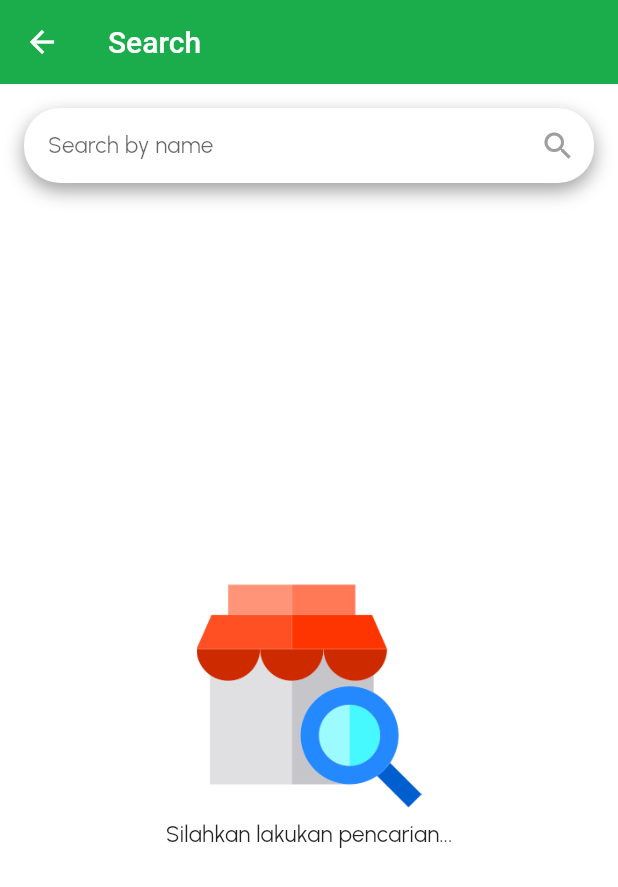
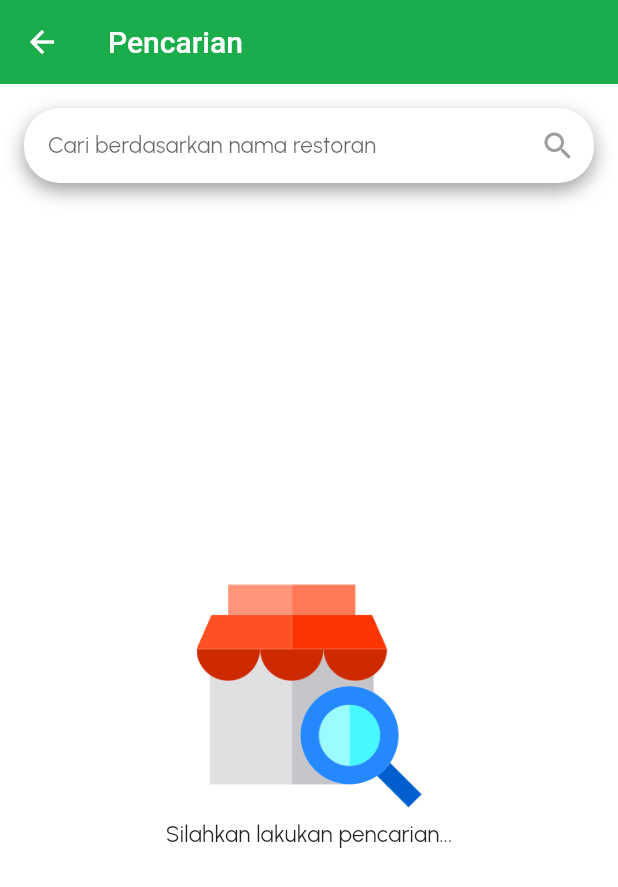
Before and after one commit to triagung128/cari-resto, a Flutter app: the screen it shows after launch, after a tap on the "search" icon, on a phone screen of 412 x 824 dp. Shown: the top 887 px of the screen. Run offline on Flutter 3.47's test engine with Material 2 defaults, Android fonts, the phone set to English and light mode, and no system bars; our stand-ins replace flutter_rating_bar, google_fonts, lottie, sqflite; accounts and stored records are empty; network calls fail.

```diff
--- a/lib/main.dart
+++ b/lib/main.dart
@@ -1,7 +1,14 @@
 import 'package:flutter/material.dart';
+import 'package:provider/provider.dart';
 
 import 'common/styles.dart';
+import 'data/api/api_service.dart';
+import 'data/db/database_helper.dart';
 import 'data/model/restaurant_list_model.dart';
+import 'provider/database_provider.dart';
+import 'provider/restaurant_list_provider.dart';
+import 'provider/restaurant_search_provider.dart';
+import 'ui/home_page.dart';
 import 'ui/restaurant_detail_page.dart';
 import 'ui/restaurant_list_page.dart';
 import 'ui/restaurant_search_page.dart';
@@ -15,7 +22,19 @@ class MyApp extends StatelessWidget {
 
   @override
   Widget build(BuildContext context) {
-    return MaterialApp(
+    return MultiProvider(
+      providers: [
+        ChangeNotifierProvider(
+          create: (_) => DatabaseProvider(databaseHelper: DatabaseHelper()),
+        ),
+        ChangeNotifierProvider(
+          create: (_) => RestaurantListProvider(apiService: ApiService()),
+        ),
+        ChangeNotifierProvider(
+          create: (_) => RestaurantSearchProvider(apiService: ApiService()),
+        ),
+      ],
+      child: MaterialApp(
         title: 'Restaurant App',
         theme: ThemeData(
           colorScheme: Theme.of(context).colorScheme.copyWith(
@@ -35,14 +54,16 @@ class MyApp extends StatelessWidget {
           ),
           visualDensity: VisualDensity.adaptivePlatformDensity,
         ),
-      initialRoute: RestaurantListPage.routeName,
+        initialRoute: HomePage.routeName,
         routes: {
+          HomePage.routeName: (_) => const HomePage(),
           RestaurantListPage.routeName: (_) => const RestaurantListPage(),
           RestaurantDetailPage.routeName: (context) => RestaurantDetailPage(
               restaurant:
                   ModalRoute.of(context)?.settings.arguments as Restaurant),
           RestaurantSearchPage.routeName: (_) => const RestaurantSearchPage(),
         },
+      ),
     );
   }
 }
--- a/lib/ui/restaurant_list_page.dart
+++ b/lib/ui/restaurant_list_page.dart
@@ -1,7 +1,6 @@
 import 'package:flutter/material.dart';
 import 'package:provider/provider.dart';
 
-import '../data/api/api_service.dart';
 import '../provider/restaurant_list_provider.dart';
 import '../data/enum/result_state.dart';
 import '../widget/card_restaurant.dart';
@@ -16,18 +15,15 @@ class RestaurantListPage extends StatelessWidget {
 
   @override
   Widget build(BuildContext context) {
-    return ChangeNotifierProvider<RestaurantListProvider>(
-      create: (_) => RestaurantListProvider(apiService: ApiService()),
-      child: Scaffold(
-        appBar: _buildAppBar(context),
-        body: _buildList(),
-      ),
+    return Scaffold(
+      appBar: _buildAppBar(context),
+      body: _buildList(),
     );
   }
 
   AppBar _buildAppBar(BuildContext context) {
     return AppBar(
-      title: const Text('Restaurant App'),
+      title: const Text('Cari Restoran'),
       actions: [
         IconButton(
           icon: const Icon(Icons.search),
@@ -59,7 +55,7 @@ class RestaurantListPage extends StatelessWidget {
             );
           case ResultState.noData:
             return const TextMessage(
-              image: 'assets/images/no-data.png',
+              image: 'assets/images/empty-data.png',
               message: 'Data Kosong',
             );
           case ResultState.error:
--- a/lib/ui/restaurant_search_page.dart
+++ b/lib/ui/restaurant_search_page.dart
@@ -1,7 +1,6 @@
 import 'package:flutter/material.dart';
 import 'package:provider/provider.dart';
 
-import '../data/api/api_service.dart';
 import '../provider/restaurant_search_provider.dart';
 import '../data/enum/result_state.dart';
 import '../widget/card_restaurant.dart';
@@ -15,13 +14,10 @@ class RestaurantSearchPage extends StatelessWidget {
 
   @override
   Widget build(BuildContext context) {
-    return ChangeNotifierProvider(
-      create: (_) => RestaurantSearchProvider(apiService: ApiService()),
-      builder: (context, _) {
     return Scaffold(
       resizeToAvoidBottomInset: false,
       appBar: AppBar(
-            title: const Text('Search'),
+        title: const Text('Pencarian'),
       ),
       body: Column(
         children: [
@@ -44,7 +40,7 @@ class RestaurantSearchPage extends StatelessWidget {
               decoration: const InputDecoration(
                 contentPadding: EdgeInsets.all(16),
                 border: InputBorder.none,
-                    hintText: 'Search by name',
+                hintText: 'Cari berdasarkan nama restoran',
                 suffixIcon: Icon(
                   Icons.search,
                   color: Colors.grey,
@@ -74,8 +70,7 @@ class RestaurantSearchPage extends StatelessWidget {
                       ),
                       itemCount: provider.result.restaurants.length,
                       itemBuilder: (_, index) {
-                            final restaurant =
-                                provider.result.restaurants[index];
+                        final restaurant = provider.result.restaurants[index];
                         return CardRestaurant(restaurant: restaurant);
                       },
                     );
@@ -101,7 +96,5 @@ class RestaurantSearchPage extends StatelessWidget {
         ],
       ),
     );
-      },
-    );
   }
 }
```
Lines whose indentation alone changed are shown as unchanged.
